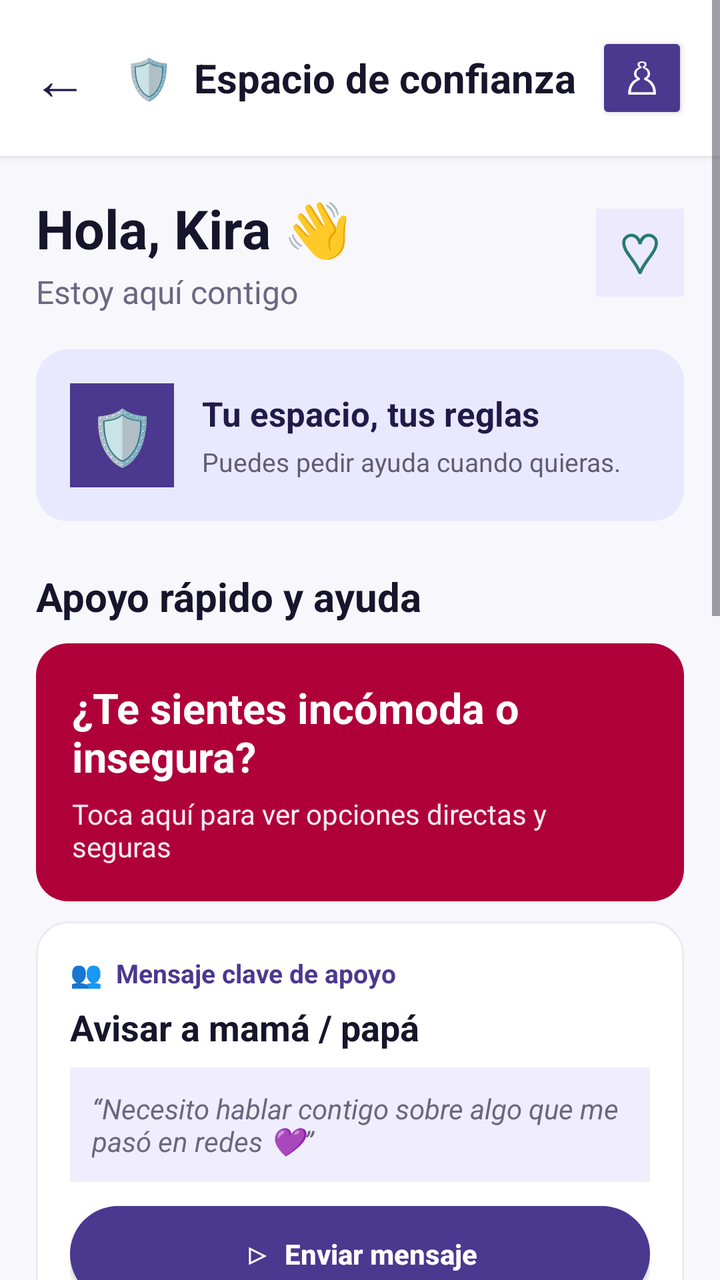
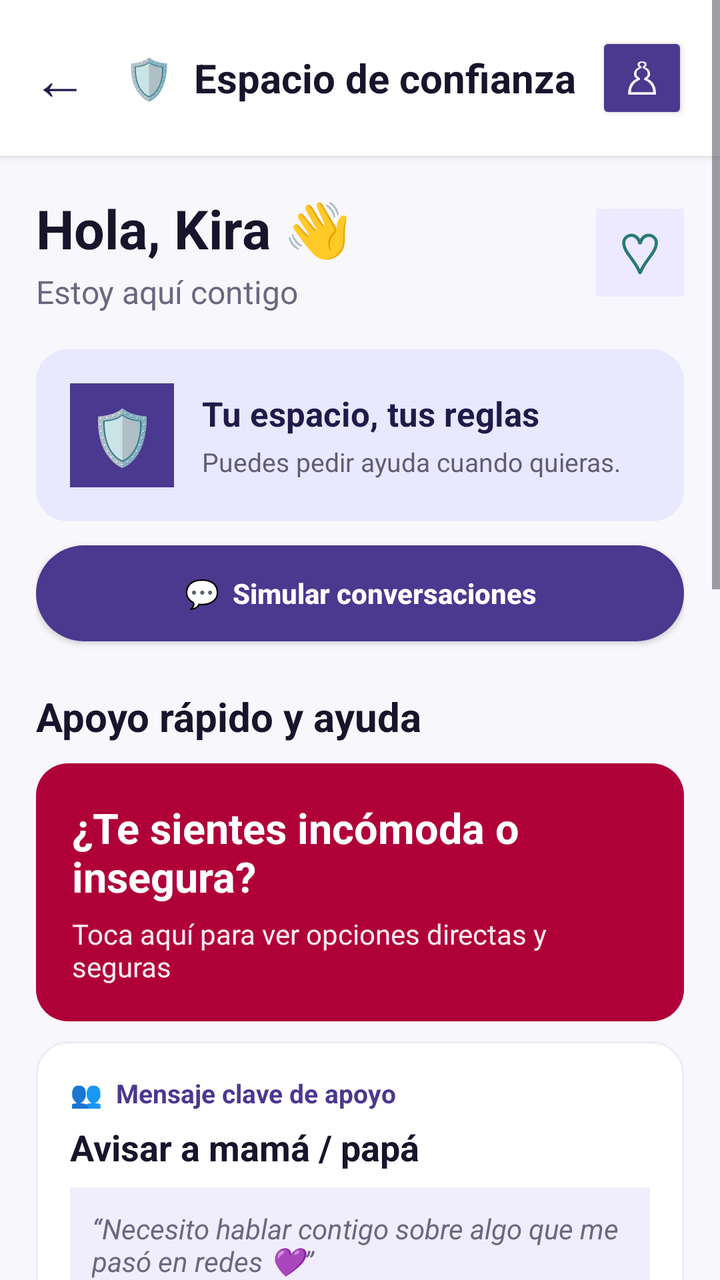

Compare the two renders of this Android layout. The source of the first and the diff that turns it into the second are given below.
<!-- AndroidManifest.xml: application theme Theme.MyApplication -->
<!-- res/layout/activity_main.xml -->
<?xml version="1.0" encoding="utf-8"?>
<ScrollView xmlns:android="http://schemas.android.com/apk/res/android"
    android:id="@+id/main"
    android:layout_width="match_parent"
    android:layout_height="match_parent"
    android:background="#F8F7FC"
    android:fillViewport="true">

    <LinearLayout
        android:layout_width="match_parent"
        android:layout_height="wrap_content"
        android:orientation="vertical"
        android:paddingBottom="24dp">

        <LinearLayout
            android:layout_width="match_parent"
            android:layout_height="wrap_content"
            android:background="#FFFFFF"
            android:elevation="2dp"
            android:gravity="center_vertical"
            android:padding="16dp">
            <TextView
                android:layout_width="wrap_content"
                android:layout_height="wrap_content"
                android:text="←"
                android:textColor="#211A49"
                android:textSize="28sp" />
            <TextView
                android:layout_width="0dp"
                android:layout_height="wrap_content"
                android:layout_marginStart="18dp"
                android:layout_weight="1"
                android:text="🛡  Espacio de confianza"
                android:textColor="#17152B"
                android:textSize="20sp"
                android:textStyle="bold" />
            <Button
                android:id="@+id/dashboardButton"
                android:layout_width="46dp"
                android:layout_height="46dp"
                android:backgroundTint="#4B388F"
                android:minWidth="0dp"
                android:padding="0dp"
                android:text="♙"
                android:textColor="#FFFFFF"
                android:textSize="22sp" />
        </LinearLayout>

        <LinearLayout
            android:layout_width="match_parent"
            android:layout_height="wrap_content"
            android:orientation="vertical"
            android:padding="18dp">
            <LinearLayout
                android:layout_width="match_parent"
                android:layout_height="wrap_content"
                android:gravity="center_vertical">
                <LinearLayout
                    android:layout_width="0dp"
                    android:layout_height="wrap_content"
                    android:layout_weight="1"
                    android:orientation="vertical">
                    <TextView
                        android:layout_width="wrap_content"
                        android:layout_height="wrap_content"
                        android:text="Hola, Kira 👋"
                        android:textColor="#17152B"
                        android:textSize="27sp"
                        android:textStyle="bold" />
                    <TextView
                        android:layout_width="wrap_content"
                        android:layout_height="wrap_content"
                        android:layout_marginTop="3dp"
                        android:text="Estoy aquí contigo"
                        android:textColor="#6C6780"
                        android:textSize="16sp" />
                </LinearLayout>
                <TextView
                    android:layout_width="44dp"
                    android:layout_height="44dp"
                    android:background="#EDE9FF"
                    android:gravity="center"
                    android:text="♡"
                    android:textColor="#277A72"
                    android:textSize="28sp" />
            </LinearLayout>

            <LinearLayout
                android:layout_width="match_parent"
                android:layout_height="wrap_content"
                android:layout_marginTop="18dp"
                android:background="@drawable/bg_kira_lilac"
                android:orientation="vertical"
                android:padding="17dp">
                <LinearLayout
                    android:layout_width="match_parent"
                    android:layout_height="wrap_content"
                    android:gravity="center_vertical">
                    <TextView
                        android:layout_width="52dp"
                        android:layout_height="52dp"
                        android:background="#4B388F"
                        android:gravity="center"
                        android:text="🛡"
                        android:textColor="#FFFFFF"
                        android:textSize="27sp" />
                    <LinearLayout
                        android:layout_width="0dp"
                        android:layout_height="wrap_content"
                        android:layout_marginStart="14dp"
                        android:layout_weight="1"
                        android:orientation="vertical">
                        <TextView
                            android:layout_width="wrap_content"
                            android:layout_height="wrap_content"
                            android:text="Tu espacio, tus reglas"
                            android:textColor="#211A49"
                            android:textSize="17sp"
                            android:textStyle="bold" />
                        <TextView
                            android:layout_width="wrap_content"
                            android:layout_height="wrap_content"
                            android:layout_marginTop="4dp"
                            android:text="Puedes pedir ayuda cuando quieras."
                            android:textColor="#625B71"
                            android:textSize="13sp" />
                    </LinearLayout>
                </LinearLayout>
            </LinearLayout>

            <TextView
                android:layout_width="wrap_content"
                android:layout_height="wrap_content"
                android:layout_marginTop="24dp"
                android:text="Apoyo rápido y ayuda"
                android:textColor="#17152B"
                android:textSize="20sp"
                android:textStyle="bold" />

            <LinearLayout
                android:layout_width="match_parent"
                android:layout_height="wrap_content"
                android:layout_marginTop="10dp"
                android:background="@drawable/bg_kira_help"
                android:orientation="vertical"
                android:padding="18dp">
                <TextView
                    android:layout_width="wrap_content"
                    android:layout_height="wrap_content"
                    android:text="¿Te sientes incómoda o insegura?"
                    android:textColor="#FFFFFF"
                    android:textSize="21sp"
                    android:textStyle="bold" />
                <TextView
                    android:layout_width="wrap_content"
                    android:layout_height="wrap_content"
                    android:layout_marginTop="5dp"
                    android:text="Toca aquí para ver opciones directas y seguras"
                    android:textColor="#FFEAF1"
                    android:textSize="14sp" />
            </LinearLayout>

            <LinearLayout
                android:layout_width="match_parent"
                android:layout_height="wrap_content"
                android:layout_marginTop="10dp"
                android:background="@drawable/bg_kira_card"
                android:orientation="vertical"
                android:padding="17dp">
                <TextView
                    android:layout_width="wrap_content"
                    android:layout_height="wrap_content"
                    android:text="👥  Mensaje clave de apoyo"
                    android:textColor="#4B388F"
                    android:textSize="13sp"
                    android:textStyle="bold" />
                <TextView
                    android:layout_width="wrap_content"
                    android:layout_height="wrap_content"
                    android:layout_marginTop="6dp"
                    android:text="Avisar a mamá / papá"
                    android:textColor="#17152B"
                    android:textSize="18sp"
                    android:textStyle="bold" />
                <TextView
                    android:layout_width="match_parent"
                    android:layout_height="wrap_content"
                    android:layout_marginTop="8dp"
                    android:background="#F0EEFC"
                    android:padding="11dp"
                    android:text="“Necesito hablar contigo sobre algo que me pasó en redes 💜”"
                    android:textColor="#6C6780"
                    android:textSize="14sp"
                    android:textStyle="italic" />
                <Button
                    android:id="@+id/sendButton"
                    android:layout_width="match_parent"
                    android:layout_height="wrap_content"
                    android:layout_marginTop="12dp"
                    android:background="@drawable/bg_kira_button"
                    android:text="▷  Enviar mensaje"
                    android:textAllCaps="false"
                    android:textColor="#FFFFFF"
                    android:textSize="14sp"
                    android:textStyle="bold" />
            </LinearLayout>

            <LinearLayout
                android:layout_width="match_parent"
                android:layout_height="wrap_content"
                android:layout_marginTop="10dp"
                android:background="@drawable/bg_kira_card"
                android:gravity="center_vertical"
                android:padding="14dp">
                <TextView
                    android:layout_width="44dp"
                    android:layout_height="44dp"
                    android:background="#C8F5EC"
                    android:gravity="center"
                    android:text="☏"
                    android:textColor="#16826D"
                    android:textSize="24sp" />
                <LinearLayout
                    android:layout_width="0dp"
                    android:layout_height="wrap_content"
                    android:layout_marginStart="12dp"
                    android:layout_weight="1"
                    android:orientation="vertical">
                    <TextView
                        android:layout_width="wrap_content"
                        android:layout_height="wrap_content"
                        android:text="Línea 1810"
                        android:textColor="#17152B"
                        android:textSize="17sp"
                        android:textStyle="bold" />
                    <TextView
                        android:layout_width="wrap_content"
                        android:layout_height="wrap_content"
                        android:text="MIMP · Niños y Adolescentes"
                        android:textColor="#77738D"
                        android:textSize="13sp" />
                </LinearLayout>
                <Button
                    android:layout_width="wrap_content"
                    android:layout_height="wrap_content"
                    android:backgroundTint="#16826D"
                    android:text="☏ Llamar"
                    android:textAllCaps="false"
                    android:textColor="#FFFFFF" />
            </LinearLayout>

            <LinearLayout
                android:layout_width="match_parent"
                android:layout_height="wrap_content"
                android:layout_marginTop="10dp"
                android:background="@drawable/bg_kira_card"
                android:gravity="center_vertical"
                android:padding="14dp">
                <TextView
                    android:layout_width="44dp"
                    android:layout_height="44dp"
                    android:background="#FFE1E5"
                    android:gravity="center"
                    android:text="▱"
                    android:textColor="#B0003A"
                    android:textSize="24sp" />
                <LinearLayout
                    android:layout_width="0dp"
                    android:layout_height="wrap_content"
                    android:layout_marginStart="12dp"
                    android:layout_weight="1"
                    android:orientation="vertical">
                    <TextView
                        android:layout_width="wrap_content"
                        android:layout_height="wrap_content"
                        android:text="Línea 100 / Chat 100"
                        android:textColor="#17152B"
                        android:textSize="17sp"
                        android:textStyle="bold" />
                    <TextView
                        android:layout_width="wrap_content"
                        android:layout_height="wrap_content"
                        android:text="Atención gratuita 24/7"
                        android:textColor="#77738D"
                        android:textSize="13sp" />
                </LinearLayout>
                <Button
                    android:layout_width="wrap_content"
                    android:layout_height="wrap_content"
                    android:backgroundTint="#4B388F"
                    android:text="▤ Chat"
                    android:textAllCaps="false"
                    android:textColor="#FFFFFF" />
            </LinearLayout>

            <TextView
                android:layout_width="wrap_content"
                android:layout_height="wrap_content"
                android:layout_marginTop="26dp"
                android:text="▣ Aprende a cuidarte"
                android:textColor="#17152B"
                android:textSize="20sp"
                android:textStyle="bold" />
            <TextView
                android:layout_width="wrap_content"
                android:layout_height="wrap_content"
                android:text="Historias y consejos fáciles de leer"
                android:textColor="#77738D"
                android:textSize="13sp" />

            <LinearLayout
                android:id="@+id/learnCardSecret"
                android:layout_width="match_parent"
                android:layout_height="wrap_content"
                android:layout_marginTop="10dp"
                android:background="@drawable/bg_kira_card"
                android:gravity="center_vertical"
                android:orientation="horizontal"
                android:padding="14dp">
                <TextView
                    android:layout_width="38dp"
                    android:layout_height="52dp"
                    android:gravity="center"
                    android:text="⚑"
                    android:textColor="#B0003A"
                    android:textSize="30sp" />
                <LinearLayout
                    android:layout_width="0dp"
                    android:layout_height="wrap_content"
                    android:layout_marginStart="12dp"
                    android:layout_weight="1"
                    android:orientation="vertical">
                    <TextView
                        android:layout_width="wrap_content"
                        android:layout_height="wrap_content"
                        android:text="2 min de lectura   ·   Alerta"
                        android:textColor="#B0003A"
                        android:textSize="12sp"
                        android:textStyle="bold" />
                    <TextView
                        android:layout_width="match_parent"
                        android:layout_height="wrap_content"
                        android:layout_marginTop="5dp"
                        android:text="La técnica del secreto: ¿Por qué te piden que no le cuentes a nadie?"
                        android:textColor="#17152B"
                        android:textSize="16sp"
                        android:textStyle="bold" />
                </LinearLayout>
                <TextView
                    android:layout_width="24dp"
                    android:layout_height="wrap_content"
                    android:gravity="center"
                    android:text="⌄"
                    android:textColor="#211A49"
                    android:textSize="20sp" />
            </LinearLayout>
            <LinearLayout
                android:id="@+id/learnCardSocial"
                android:layout_width="match_parent"
                android:layout_height="wrap_content"
                android:layout_marginTop="10dp"
                android:background="@drawable/bg_kira_card"
                android:gravity="center_vertical"
                android:orientation="horizontal"
                android:padding="14dp">
                <TextView
                    android:layout_width="38dp"
                    android:layout_height="52dp"
                    android:gravity="center"
                    android:text="♟"
                    android:textColor="#4B388F"
                    android:textSize="28sp" />
                <LinearLayout
                    android:layout_width="0dp"
                    android:layout_height="wrap_content"
                    android:layout_marginStart="12dp"
                    android:layout_weight="1"
                    android:orientation="vertical">
                    <TextView
                        android:layout_width="wrap_content"
                        android:layout_height="wrap_content"
                        android:text="Guía visual   ·   Redes sociales"
                        android:textColor="#4B388F"
                        android:textSize="12sp"
                        android:textStyle="bold" />
                    <TextView
                        android:layout_width="match_parent"
                        android:layout_height="wrap_content"
                        android:layout_marginTop="5dp"
                        android:text="Perfiles señuelo: cómo identificar fotos o identidades falsas en Instagram o TikTok"
                        android:textColor="#17152B"
                        android:textSize="16sp"
                        android:textStyle="bold" />
                </LinearLayout>
                <TextView
                    android:layout_width="24dp"
                    android:layout_height="wrap_content"
                    android:gravity="center"
                    android:text="⌄"
                    android:textColor="#211A49"
                    android:textSize="20sp" />
            </LinearLayout>
            <LinearLayout
                android:id="@+id/learnCardPhotos"
                android:layout_width="match_parent"
                android:layout_height="wrap_content"
                android:layout_marginTop="10dp"
                android:background="@drawable/bg_kira_card"
                android:gravity="center_vertical"
                android:orientation="horizontal"
                android:padding="14dp">
                <TextView
                    android:layout_width="38dp"
                    android:layout_height="52dp"
                    android:gravity="center"
                    android:text="⚠"
                    android:textColor="#D39A00"
                    android:textSize="28sp" />
                <LinearLayout
                    android:layout_width="0dp"
                    android:layout_height="wrap_content"
                    android:layout_marginStart="12dp"
                    android:layout_weight="1"
                    android:orientation="vertical">
                    <TextView
                        android:layout_width="wrap_content"
                        android:layout_height="wrap_content"
                        android:text="Paso a paso   ·   Seguridad íntima"
                        android:textColor="#16826D"
                        android:textSize="12sp"
                        android:textStyle="bold" />
                    <TextView
                        android:layout_width="match_parent"
                        android:layout_height="wrap_content"
                        android:layout_marginTop="5dp"
                        android:text="Qué hacer si te piden fotos íntimas o te amenazan con compartirlas"
                        android:textColor="#17152B"
                        android:textSize="16sp"
                        android:textStyle="bold" />
                </LinearLayout>
                <TextView
                    android:layout_width="24dp"
                    android:layout_height="wrap_content"
                    android:gravity="center"
                    android:text="⌄"
                    android:textColor="#211A49"
                    android:textSize="20sp" />
            </LinearLayout>
        </LinearLayout>

        <EditText
            android:id="@+id/messageInput"
            android:layout_width="1dp"
            android:layout_height="1dp"
            android:visibility="gone" />
        <TextView
            android:id="@+id/statusText"
            android:layout_width="1dp"
            android:layout_height="1dp"
            android:visibility="gone" />
        <LinearLayout
            android:id="@+id/messagesContainer"
            android:layout_width="1dp"
            android:layout_height="1dp"
            android:visibility="gone" />
        <ScrollView
            android:id="@+id/messagesScroll"
            android:layout_width="1dp"
            android:layout_height="1dp"
            android:visibility="gone" />
        <LinearLayout
            android:id="@+id/modelStatusContainer"
            android:layout_width="1dp"
            android:layout_height="1dp"
            android:visibility="gone" />
    </LinearLayout>
</ScrollView>
<!-- resources referenced by this layout -->
<resources>
  <!-- drawable bg_kira_button (drawable) -->
  <?xml version="1.0" encoding="utf-8"?>
  <shape xmlns:android="http://schemas.android.com/apk/res/android">
      <solid android:color="#4B388F" />
      <corners android:radius="28dp" />
  </shape>
  <!-- drawable bg_kira_card (drawable) -->
  <?xml version="1.0" encoding="utf-8"?>
  <shape xmlns:android="http://schemas.android.com/apk/res/android">
      <solid android:color="#FFFFFF" />
      <corners android:radius="16dp" />
      <stroke android:width="1dp" android:color="#EEEAF5" />
  </shape>
  <!-- drawable bg_kira_help (drawable) -->
  <?xml version="1.0" encoding="utf-8"?>
  <shape xmlns:android="http://schemas.android.com/apk/res/android">
      <solid android:color="#B0003A" />
      <corners android:radius="16dp" />
  </shape>
  <!-- drawable bg_kira_lilac (drawable) -->
  <?xml version="1.0" encoding="utf-8"?>
  <shape xmlns:android="http://schemas.android.com/apk/res/android">
      <solid android:color="#E8E9FF" />
      <corners android:radius="16dp" />
  </shape>
  <style name="Theme.MyApplication" parent="Base.Theme.MyApplication" />
  <style name="Base.Theme.MyApplication" parent="Theme.Material3.DayNight.NoActionBar">
          
          
      </style>
</resources>

<!-- the commit's change to res/layout/activity_main.xml (unified diff, before → after) -->
@@ -127,6 +127,18 @@
                     </LinearLayout>
                 </LinearLayout>
             </LinearLayout>
+
+            <Button
+                android:id="@+id/chatSimulatorButton"
+                android:layout_width="match_parent"
+                android:layout_height="wrap_content"
+                android:layout_marginTop="12dp"
+                android:background="@drawable/bg_kira_button"
+                android:text="💬  Simular conversaciones"
+                android:textAllCaps="false"
+                android:textColor="#FFFFFF"
+                android:textSize="14sp"
+                android:textStyle="bold" />
 
             <TextView
                 android:layout_width="wrap_content"
